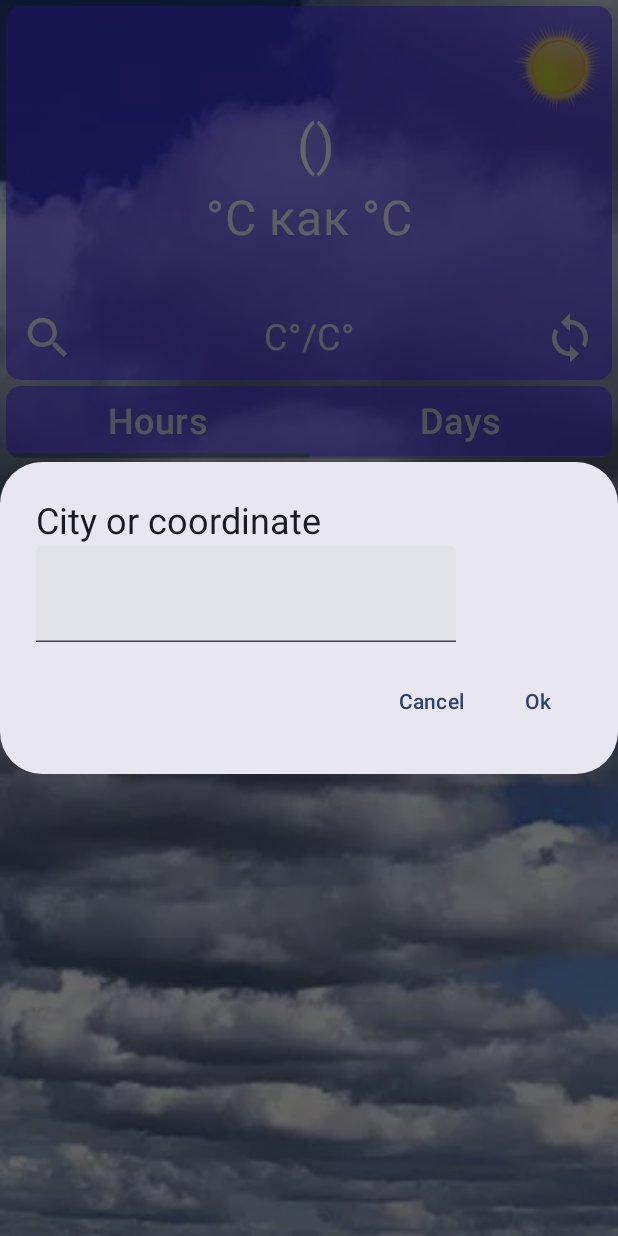
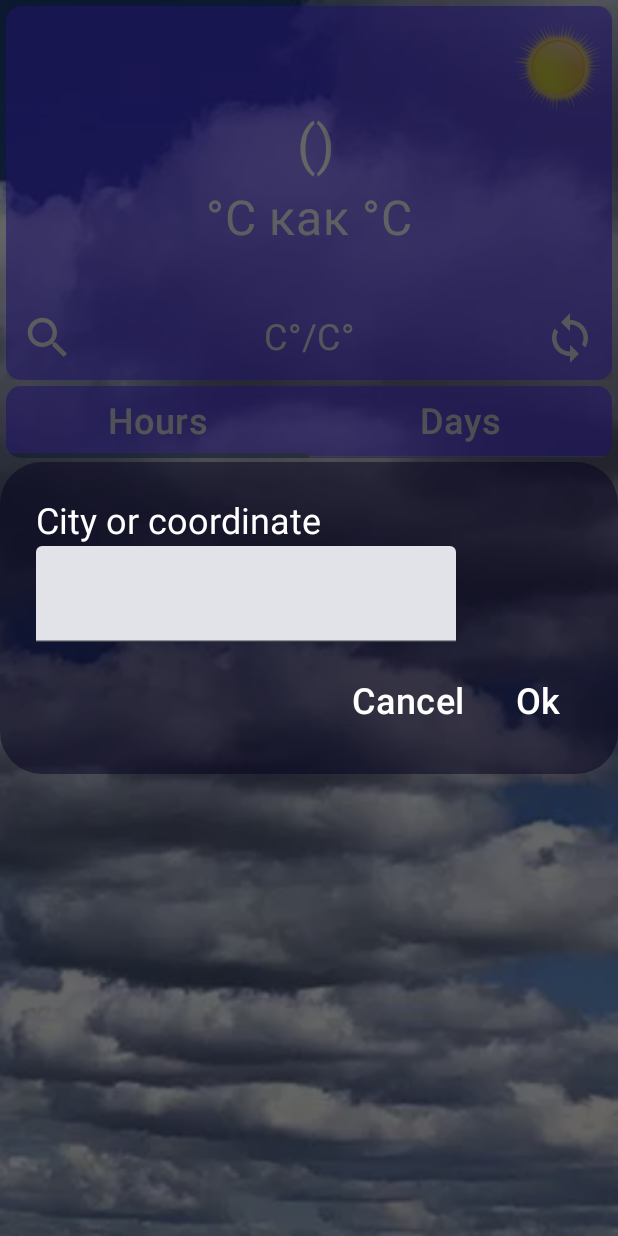
Before and after one commit to redballtoy/sdWeatherOne, an Android app built with Jetpack Compose: the screen it shows after launch (MainActivity), after a tap on "icon search", on a phone screen of 412 x 824 dp. Run offline under Robolectric (Android 15) with nearby library versions, the phone set to English and light mode, and no system bars; our stand-ins replace Volley; network calls fail.

Commit message:
refactor search 2

```diff
--- a/app/src/main/java/com/gmail/redballtoy/sdweatherone/compose/DialogSearch.kt
+++ b/app/src/main/java/com/gmail/redballtoy/sdweatherone/compose/DialogSearch.kt
@@ -1,9 +1,12 @@
 package com.gmail.redballtoy.sdweatherone.compose
 
+import android.content.res.Resources.Theme
+import android.graphics.ColorSpace
 import androidx.compose.foundation.layout.Column
 import androidx.compose.foundation.layout.fillMaxWidth
 import androidx.compose.foundation.layout.padding
 import androidx.compose.material3.AlertDialog
+import androidx.compose.material3.AlertDialogDefaults
 import androidx.compose.material3.Checkbox
 import androidx.compose.material3.CheckboxDefaults
 import androidx.compose.material3.Text
@@ -14,6 +17,11 @@ import androidx.compose.runtime.MutableState
 import androidx.compose.runtime.mutableStateOf
 import androidx.compose.runtime.remember
 import androidx.compose.ui.Modifier
+import androidx.compose.ui.graphics.Color
+import androidx.compose.ui.unit.TextUnit
+import androidx.compose.ui.unit.TextUnitType
+import com.gmail.redballtoy.sdweatherone.R
+import com.gmail.redballtoy.sdweatherone.ui.theme.BlueLight
 
 @Composable
 fun DialogSearch(
@@ -24,16 +32,17 @@ fun DialogSearch(
         mutableStateOf("")
     }
 
-    AlertDialog(onDismissRequest = {
-        dialogState.value = false
-    },
+    AlertDialog(
+        onDismissRequest = {
+            dialogState.value = false
+        },
         confirmButton = {
             TextButton(onClick = {
                 onSubmit(dialogText.value)
                 dialogState.value = false
 
             }) {
-                Text(text = "Ok")
+                Text(text = "Ok", color = Color.White, fontSize = TextUnit(24f, TextUnitType.Sp))
             }
         },
         dismissButton = {
@@ -41,7 +50,11 @@ fun DialogSearch(
                 dialogState.value = false
 
             }) {
-                Text(text = "Cancel")
+                Text(
+                    text = "Cancel",
+                    color = Color.White,
+                    fontSize = TextUnit(24f, TextUnitType.Sp)
+                )
             }
         },
         title = {
@@ -49,12 +62,16 @@ fun DialogSearch(
                 modifier = Modifier
                     .fillMaxWidth()
             ) {
-                Text(text = "City or coordinate")
+                Text(
+                    text = "City or coordinate",
+                    color = Color.White
+                )
                 TextField(value = dialogText.value, onValueChange = {
                     dialogText.value = searchText(it)
                 })
             }
-        }
+        },
+        containerColor = Color(R.color.blue_light)
     )
 }
 
--- a/app/src/main/java/com/gmail/redballtoy/sdweatherone/utils/getWeatherIcon.kt
+++ b/app/src/main/java/com/gmail/redballtoy/sdweatherone/utils/getWeatherIcon.kt
@@ -12,6 +12,7 @@ fun getWeatherIcon(weatherCondition: String): Int {
         "Light snow" -> R.drawable.light_snow
         "Heavy snow" -> R.drawable.hard_snow
         "Light snow showers" -> R.drawable.light_snow
+        "Patchy moderate snow" -> R.drawable.light_snow
         "Moderate or heavy snow showers" -> R.drawable.hard_snow
         else -> R.drawable.sunny
     }
```
